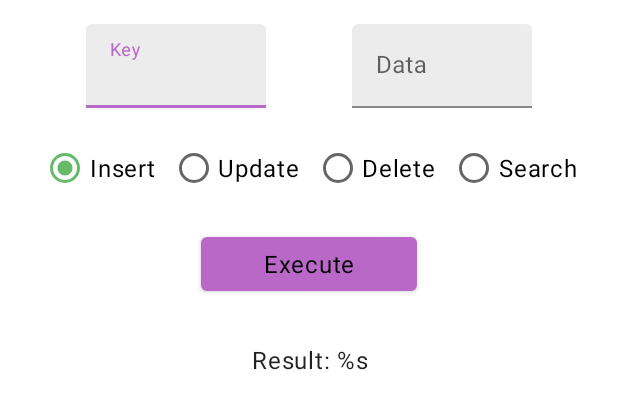
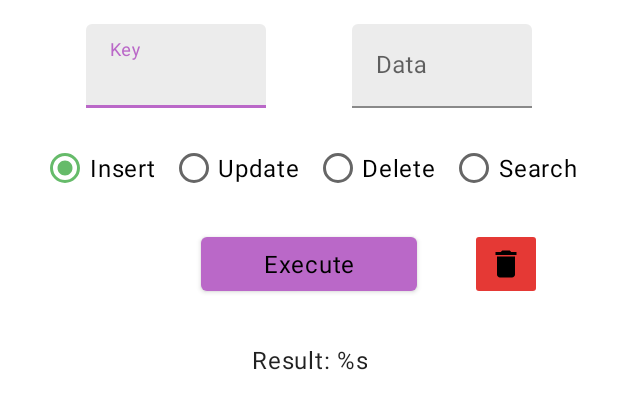
Before and after one commit to makelick/PALabs, an Android app: the layout activity_main.xml on its own in the app's theme, with its tools: preview values and no code run, on a phone screen of 412 x 824 dp. Shown: the top 409 px of the screen. Run offline under Robolectric (Android 15) with nearby library versions, the phone set to English and light mode, and no system bars.

Commit message:
add button to delete current tree

```diff
--- /dev/null
+++ b/lab3/app/src/main/res/drawable/ic_delete.xml
@@ -0,0 +1,5 @@
+<vector android:height="24dp" android:tint="#000000"
+    android:viewportHeight="24" android:viewportWidth="24"
+    android:width="24dp" xmlns:android="http://schemas.android.com/apk/res/android">
+    <path android:fillColor="@android:color/white" android:pathData="M6,19c0,1.1 0.9,2 2,2h8c1.1,0 2,-0.9 2,-2V7H6v12zM19,4h-3.5l-1,-1h-5l-1,1H5v2h14V4z"/>
+</vector>
--- a/lab3/app/src/main/res/layout/activity_main.xml
+++ b/lab3/app/src/main/res/layout/activity_main.xml
@@ -1,6 +1,5 @@
 <?xml version="1.0" encoding="utf-8"?>
-<ScrollView
-    xmlns:android="http://schemas.android.com/apk/res/android"
+<ScrollView xmlns:android="http://schemas.android.com/apk/res/android"
     xmlns:app="http://schemas.android.com/apk/res-auto"
     xmlns:tools="http://schemas.android.com/tools"
     android:layout_width="match_parent"
@@ -43,18 +42,18 @@
 
             <com.google.android.material.textfield.TextInputEditText
                 android:id="@+id/edit_text_data"
-                android:backgroundTint="@color/alpha"
                 android:layout_width="match_parent"
                 android:layout_height="wrap_content"
+                android:backgroundTint="@color/alpha"
                 android:inputType="text"
                 android:visibility="visible" />
         </com.google.android.material.textfield.TextInputLayout>
 
         <RadioGroup
-            android:layout_marginTop="@dimen/standard_margin"
             android:id="@+id/radio_group"
             android:layout_width="match_parent"
             android:layout_height="wrap_content"
+            android:layout_marginTop="@dimen/standard_margin"
             android:checkedButton="@id/option_insert"
             android:gravity="center_horizontal|center_vertical"
             android:orientation="horizontal"
@@ -65,10 +64,10 @@
                 android:id="@+id/option_insert"
                 android:layout_width="wrap_content"
                 android:layout_height="wrap_content"
+                android:gravity="center"
+                android:minHeight="@dimen/min_text_height"
                 android:text="@string/option_insert"
-                android:minHeight="@dimen/min_text_height"
-                android:gravity="center"
-                android:textAppearance="?attr/textAppearanceBody1"/>
+                android:textAppearance="?attr/textAppearanceBody1" />
 
             <androidx.appcompat.widget.AppCompatRadioButton
                 android:id="@+id/option_update"
@@ -76,44 +75,59 @@
                 android:layout_height="wrap_content"
                 android:layout_marginStart="10dp"
                 android:layout_marginEnd="10dp"
+                android:gravity="center"
+                android:minHeight="@dimen/min_text_height"
                 android:text="@string/option_update"
-                android:minHeight="@dimen/min_text_height"
-                android:gravity="center"
-                android:textAppearance="?attr/textAppearanceBody1"/>
+                android:textAppearance="?attr/textAppearanceBody1" />
 
             <androidx.appcompat.widget.AppCompatRadioButton
                 android:id="@+id/option_delete"
                 android:layout_width="wrap_content"
                 android:layout_height="wrap_content"
                 android:layout_marginEnd="10dp"
+                android:gravity="center"
+                android:minHeight="@dimen/min_text_height"
                 android:text="@string/option_delete"
-                android:minHeight="@dimen/min_text_height"
-                android:gravity="center"
-                android:textAppearance="?attr/textAppearanceBody1"/>
+                android:textAppearance="?attr/textAppearanceBody1" />
 
             <androidx.appcompat.widget.AppCompatRadioButton
                 android:id="@+id/option_search"
                 android:layout_width="wrap_content"
                 android:layout_height="wrap_content"
+                android:gravity="center"
+                android:minHeight="@dimen/min_text_height"
                 android:text="@string/option_search"
-                android:minHeight="@dimen/min_text_height"
-                android:gravity="center"
-                android:textAppearance="?attr/textAppearanceBody1"/>
+                android:textAppearance="?attr/textAppearanceBody1" />
         </RadioGroup>
 
         <Button
             android:id="@+id/button"
             android:layout_width="wrap_content"
             android:layout_height="wrap_content"
+            android:layout_marginTop="@dimen/standard_margin"
+            android:gravity="center"
+            android:minWidth="144dp"
+            android:minHeight="@dimen/min_text_height"
             android:text="@string/button_text"
+            android:textAppearance="?attr/textAppearanceBody1"
             app:layout_constraintEnd_toEndOf="parent"
             app:layout_constraintStart_toStartOf="parent"
-            app:layout_constraintTop_toBottomOf="@id/radio_group"
+            app:layout_constraintTop_toBottomOf="@id/radio_group" />
+
+        <ImageButton
+            android:id="@+id/button_delete"
+            android:layout_width="wrap_content"
+            android:layout_height="wrap_content"
             android:layout_marginTop="@dimen/standard_margin"
+            android:backgroundTint="@color/red"
+            android:gravity="center"
             android:minHeight="@dimen/min_text_height"
-            android:minWidth="144dp"
-            android:gravity="center"
-            android:textAppearance="?attr/textAppearanceBody1"/>
+
+            android:src="@drawable/ic_delete"
+
+            app:layout_constraintEnd_toEndOf="parent"
+            app:layout_constraintStart_toEndOf="@+id/button"
+            app:layout_constraintTop_toBottomOf="@id/radio_group" />
 
         <TextView
             android:id="@+id/result"
--- a/lab3/app/src/main/res/values/colors.xml
+++ b/lab3/app/src/main/res/values/colors.xml
@@ -14,4 +14,5 @@
     <color name="green_light">#98ee99</color>
     <color name="green_dark">#31893d</color>
     <color name="alpha">#267E7E7E</color>
+    <color name="red">#E53935</color>
 </resources>
--- a/lab3/app/src/main/res/values/strings.xml
+++ b/lab3/app/src/main/res/values/strings.xml
@@ -14,4 +14,7 @@
     <string name="unsuccessful_insert">Try another key, this one already exists.</string>
     <string name="successful_insert">Record inserted.</string>
     <string name="successful_delete">Deleted.</string>
+    <string name="invalid_action">Invalid action.</string>
+    <string name="invalid_key">Invalid key.</string>
+    <string name="delete_tree">All records deleted.</string>
 </resources>
```
Also changed, not shown: lab3/app/src/main/java/com/example/lab3/MainActivity.kt (+12 -5 lines).
